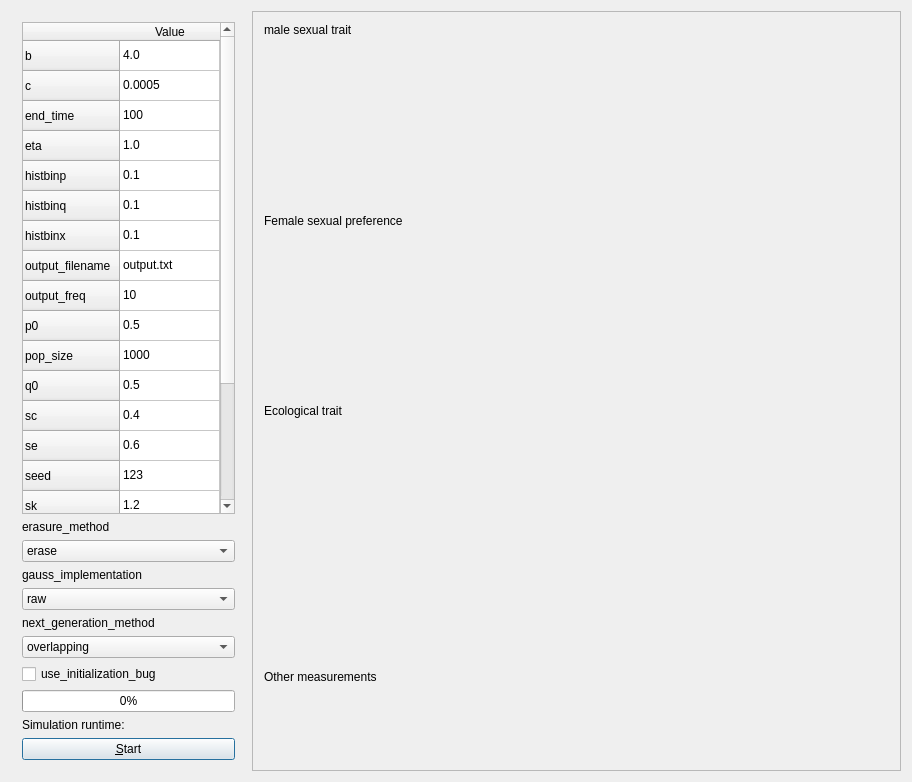
Before: the Qt Designer form sado_qtdialog.ui in richelbilderbeek/pbdmms, drawn with Qt 5.
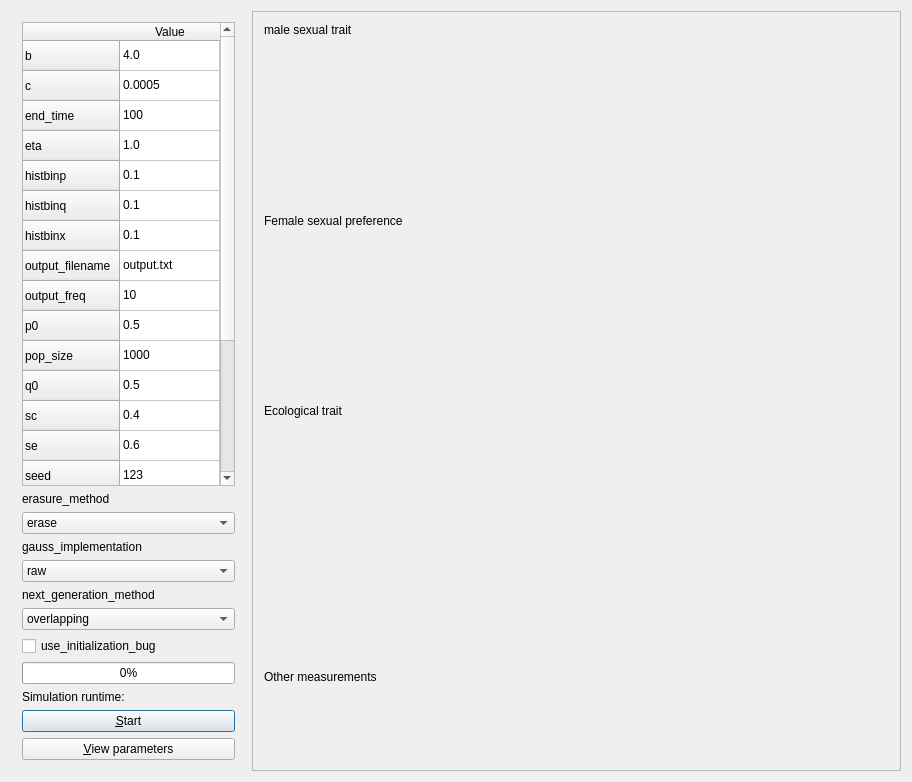
After: the same form once the commit is applied. Custom widgets are drawn as their Qt base class.

Diff of the .ui file:
```diff
--- a/sado_qtdialog.ui
+++ b/sado_qtdialog.ui
@@ -345,6 +345,13 @@
         </property>
        </widget>
       </item>
+      <item>
+       <widget class="QPushButton" name="button_view_parameters">
+        <property name="text">
+         <string>&amp;View parameters</string>
+        </property>
+       </widget>
+      </item>
      </layout>
     </widget>
    </item>
```
